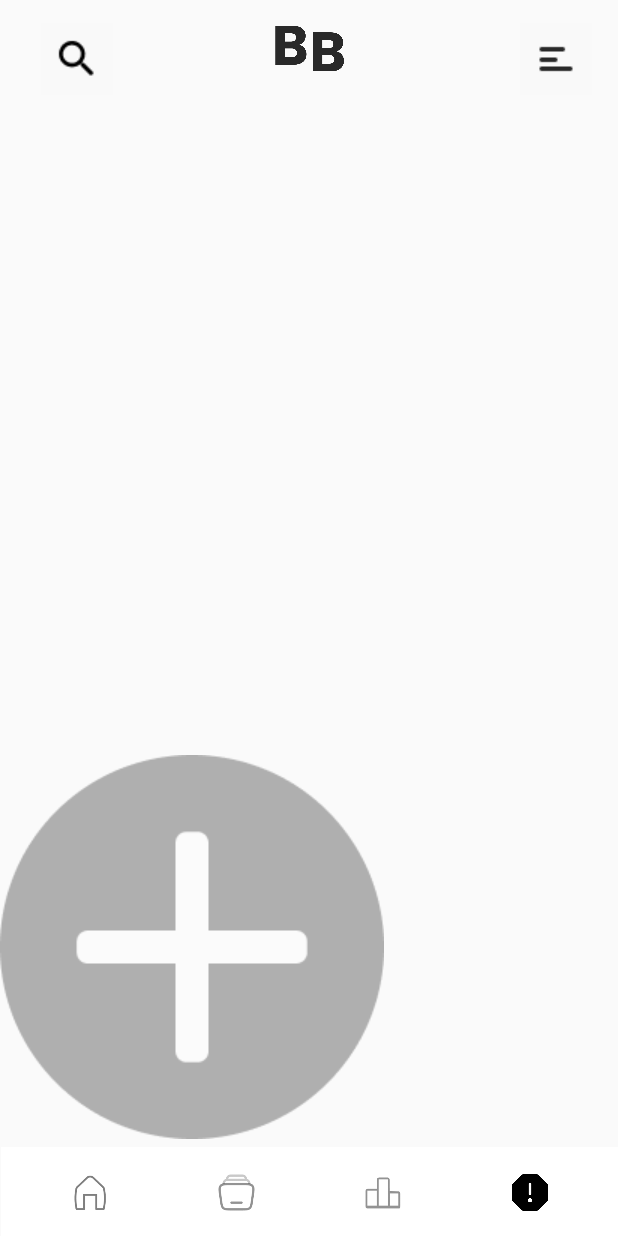
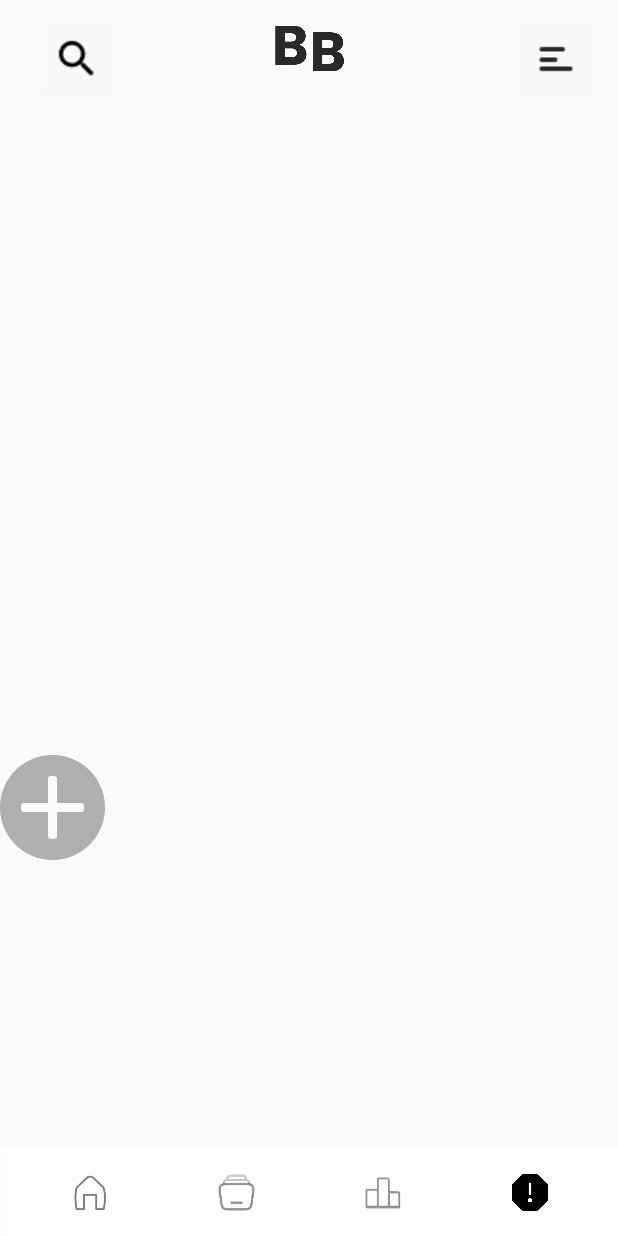
Before and after one commit to FarrelApriandry/BooBookAPPS, an Android app: the screen it shows after launch (MainActivity), after a tap on "btn_laporan", on a phone screen of 412 x 824 dp. Run offline under Robolectric (Android 15) with nearby library versions, the phone set to English and light mode, and no system bars; 3 other taps on this screen came first.

Commit message:
Nyoh Dhim

```diff
--- a/app/src/main/res/layout/activity_halaman_utama.xml
+++ b/app/src/main/res/layout/activity_halaman_utama.xml
@@ -43,8 +43,8 @@
             <Button
                 android:id="@+id/button5"
                 style="@style/active_btn_homepage"
-                android:layout_width="100dp"
-                android:layout_height="31dp"
+                android:layout_width="104dp"
+                android:layout_height="39dp"
                 android:layout_marginLeft="3.5dp"
                 android:layout_marginTop="4dp"
                 android:layout_marginRight="3.5dp"
--- a/app/src/main/res/layout/activity_laporan.xml
+++ b/app/src/main/res/layout/activity_laporan.xml
@@ -7,12 +7,12 @@
 
     <ImageButton
         android:id="@+id/imageButton3"
-        android:layout_width="wrap_content"
-        android:layout_height="wrap_content"
+        android:layout_width="70dp"
+        android:layout_height="70dp"
         android:layout_marginTop="440dp"
         android:layout_marginEnd="32dp"
         android:background="@null"
-        android:scaleType="center"
+        android:scaleType="fitCenter"
         app:layout_constraintEnd_toEndOf="parent"
         app:layout_constraintTop_toTopOf="parent"
         app:srcCompat="@drawable/add_icon_black" />
```
